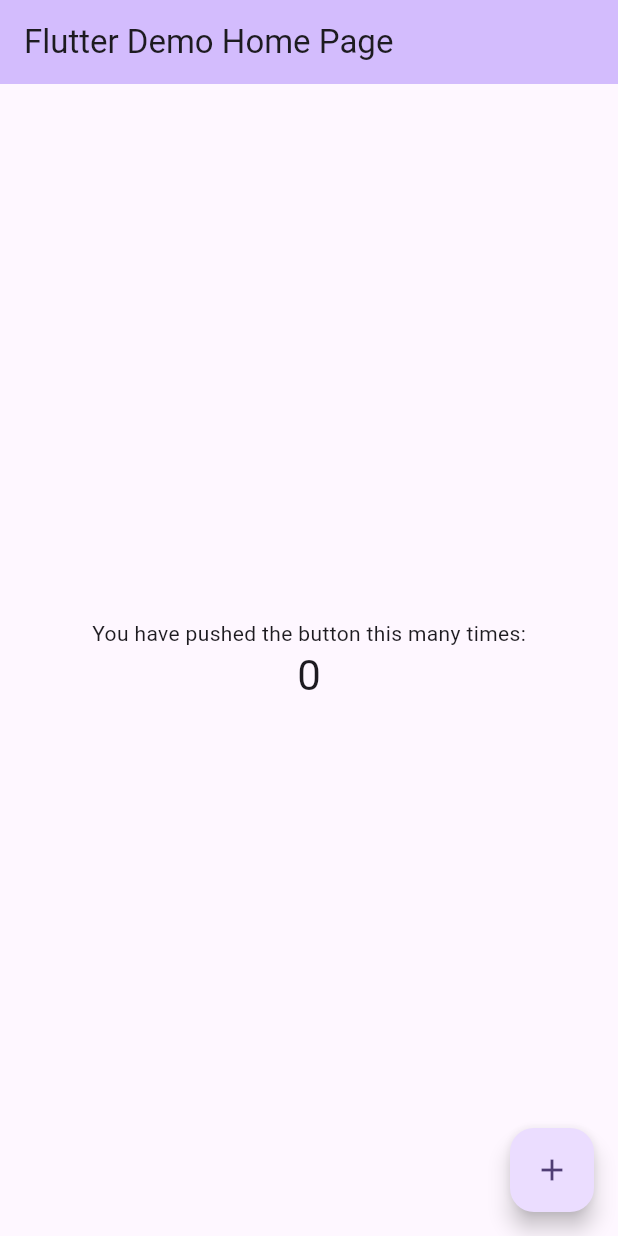
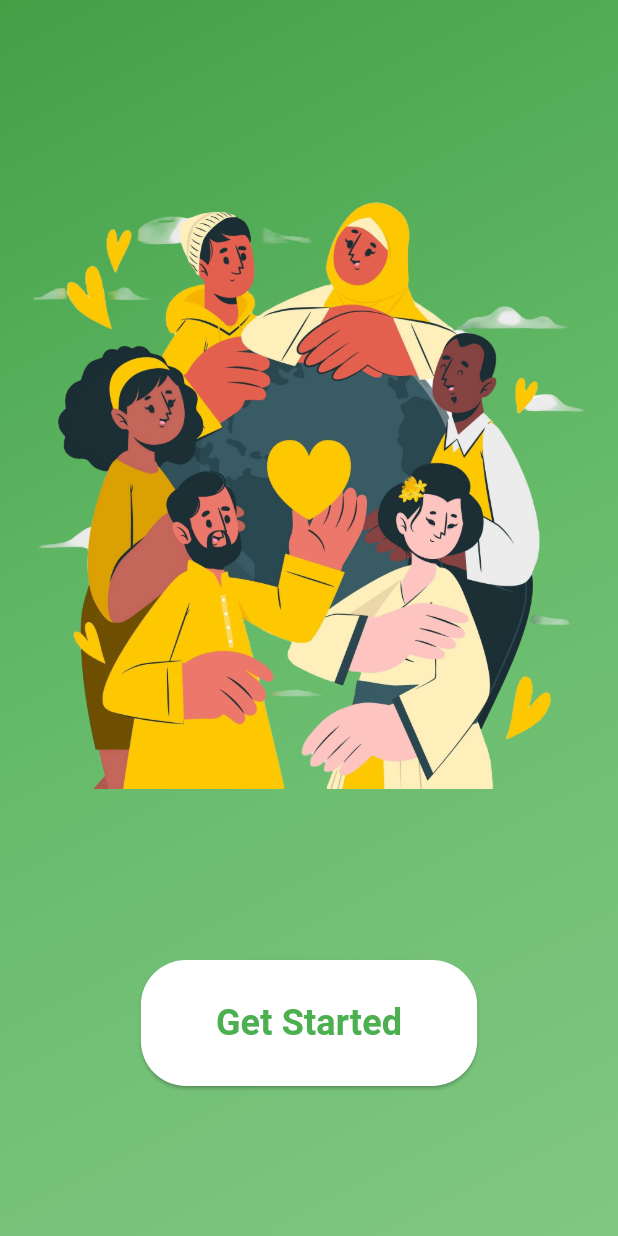
Before and after one commit to solomon-njogo/RaiseIt, a Flutter app: the screen it shows after launch, on a phone screen of 412 x 824 dp. Run offline on Flutter 3.47's test engine with Material 3 defaults, Android fonts, the phone set to English and light mode, and no system bars.

Commit message:
splash screen

```diff
--- a/lib/main.dart
+++ b/lib/main.dart
@@ -1,4 +1,5 @@
 import 'package:flutter/material.dart';
+import 'package:raiseit/views/splash_screen.dart';
 
 void main() {
   runApp(const MyApp());
@@ -11,115 +12,12 @@ class MyApp extends StatelessWidget {
   @override
   Widget build(BuildContext context) {
     return MaterialApp(
-      title: 'Flutter Demo',
+      debugShowCheckedModeBanner: false,
       theme: ThemeData(
-        // This is the theme of your application.
-        //
-        // TRY THIS: Try running your application with "flutter run". You'll see
-        // the application has a purple toolbar. Then, without quitting the app,
-        // try changing the seedColor in the colorScheme below to Colors.green
-        // and then invoke "hot reload" (save your changes or press the "hot
-        // reload" button in a Flutter-supported IDE, or press "r" if you used
-        // the command line to start the app).
-        //
-        // Notice that the counter didn't reset back to zero; the application
-        // state is not lost during the reload. To reset the state, use hot
-        // restart instead.
-        //
-        // This works for code too, not just values: Most code changes can be
-        // tested with just a hot reload.
         colorScheme: ColorScheme.fromSeed(seedColor: Colors.deepPurple),
         useMaterial3: true,
       ),
-      home: const MyHomePage(title: 'Flutter Demo Home Page'),
+      home: const SplashScreen(),
     );
   }
 }
-
-class MyHomePage extends StatefulWidget {
-  const MyHomePage({super.key, required this.title});
-
-  // This widget is the home page of your application. It is stateful, meaning
-  // that it has a State object (defined below) that contains fields that affect
-  // how it looks.
-
-  // This class is the configuration for the state. It holds the values (in this
-  // case the title) provided by the parent (in this case the App widget) and
-  // used by the build method of the State. Fields in a Widget subclass are
-  // always marked "final".
-
-  final String title;
-
-  @override
-  State<MyHomePage> createState() => _MyHomePageState();
-}
-
-class _MyHomePageState extends State<MyHomePage> {
-  int _counter = 0;
-
-  void _incrementCounter() {
-    setState(() {
-      // This call to setState tells the Flutter framework that something has
-      // changed in this State, which causes it to rerun the build method below
-      // so that the display can reflect the updated values. If we changed
-      // _counter without calling setState(), then the build method would not be
-      // called again, and so nothing would appear to happen.
-      _counter++;
-    });
-  }
-
-  @override
-  Widget build(BuildContext context) {
-    // This method is rerun every time setState is called, for instance as done
-    // by the _incrementCounter method above.
-    //
-    // The Flutter framework has been optimized to make rerunning build methods
-    // fast, so that you can just rebuild anything that needs updating rather
-    // than having to individually change instances of widgets.
-    return Scaffold(
-      appBar: AppBar(
-        // TRY THIS: Try changing the color here to a specific color (to
-        // Colors.amber, perhaps?) and trigger a hot reload to see the AppBar
-        // change color while the other colors stay the same.
-        backgroundColor: Theme.of(context).colorScheme.inversePrimary,
-        // Here we take the value from the MyHomePage object that was created by
-        // the App.build method, and use it to set our appbar title.
-        title: Text(widget.title),
-      ),
-      body: Center(
-        // Center is a layout widget. It takes a single child and positions it
-        // in the middle of the parent.
-        child: Column(
-          // Column is also a layout widget. It takes a list of children and
-          // arranges them vertically. By default, it sizes itself to fit its
-          // children horizontally, and tries to be as tall as its parent.
-          //
-          // Column has various properties to control how it sizes itself and
-          // how it positions its children. Here we use mainAxisAlignment to
-          // center the children vertically; the main axis here is the vertical
-          // axis because Columns are vertical (the cross axis would be
-          // horizontal).
-          //
-          // TRY THIS: Invoke "debug painting" (choose the "Toggle Debug Paint"
-          // action in the IDE, or press "p" in the console), to see the
-          // wireframe for each widget.
-          mainAxisAlignment: MainAxisAlignment.center,
-          children: <Widget>[
-            const Text(
-              'You have pushed the button this many times:',
-            ),
-            Text(
-              '$_counter',
-              style: Theme.of(context).textTheme.headlineMedium,
-            ),
-          ],
-        ),
-      ),
-      floatingActionButton: FloatingActionButton(
-        onPressed: _incrementCounter,
-        tooltip: 'Increment',
-        child: const Icon(Icons.add),
-      ), // This trailing comma makes auto-formatting nicer for build methods.
-    );
-  }
-}
--- /dev/null
+++ b/lib/views/home_screen.dart
@@ -0,0 +1,14 @@
+import 'package:flutter/material.dart';
+
+class HomeScreen extends StatelessWidget {
+  const HomeScreen({super.key});
+
+  @override
+  Widget build(BuildContext context) {
+    return Scaffold(
+      body: Center(
+        child: Text("This is the Home Screen"),
+      ),
+    );
+  }
+}
--- /dev/null
+++ b/lib/views/splash_screen.dart
@@ -0,0 +1,66 @@
+import 'package:flutter/material.dart';
+import 'package:raiseit/views/home_screen.dart';
+
+class SplashScreen extends StatelessWidget {
+  const SplashScreen({super.key});
+
+  @override
+  Widget build(BuildContext context) {
+    return Scaffold(
+      body: Container(
+        decoration: const BoxDecoration(
+          gradient: LinearGradient(
+            colors: [
+              Color(0xFF43A047), // Darker Green
+              Color(0xFF66BB6A), // Medium Green
+              Color(0xFF81C784), // Lighter Green
+            ],
+            begin: Alignment.topLeft,
+            end: Alignment.bottomRight,
+          ),
+        ),
+        child: Column(
+          mainAxisAlignment: MainAxisAlignment.center,
+          children: [
+            // Centered Image
+            Expanded(
+              child: Center(
+                child: Image.asset(
+                  'assets/images/splash_screen.png',
+                  width: 450,
+                  height: 500,
+                  fit: BoxFit.contain,
+                ),
+              ),
+            ),
+
+            // Bottom Button
+            Padding(
+              padding: const EdgeInsets.only(bottom: 100.0),
+              child: ElevatedButton(
+                onPressed: () {
+                  Navigator.push(
+                    context,
+                    MaterialPageRoute(builder: (context) => const HomeScreen()),
+                  );
+                },
+                style: ElevatedButton.styleFrom(
+                  backgroundColor: Colors.white,
+                  foregroundColor: Colors.green,
+                  padding: const EdgeInsets.symmetric(horizontal: 50, vertical: 25),
+                  shape: RoundedRectangleBorder(
+                    borderRadius: BorderRadius.circular(30),
+                  ),
+                ),
+                child: const Text(
+                  "Get Started",
+                  style: TextStyle(fontSize: 24, fontWeight: FontWeight.bold),
+                ),
+              ),
+            ),
+          ],
+        ),
+      ),
+    );
+  }
+}
--- a/pubspec.yaml
+++ b/pubspec.yaml
@@ -58,9 +58,9 @@ flutter:
   uses-material-design: true
 
   # To add assets to your application, add an assets section, like this:
-  # assets:
-  #   - images/a_dot_burr.jpeg
-  #   - images/a_dot_ham.jpeg
+  assets:
+    - assets/images/splash_screen.png
+
 
   # An image asset can refer to one or more resolution-specific "variants", see
   # https://flutter.dev/to/resolution-aware-images
```
Also changed, not shown: assets/images/splash_screen.png (added).
